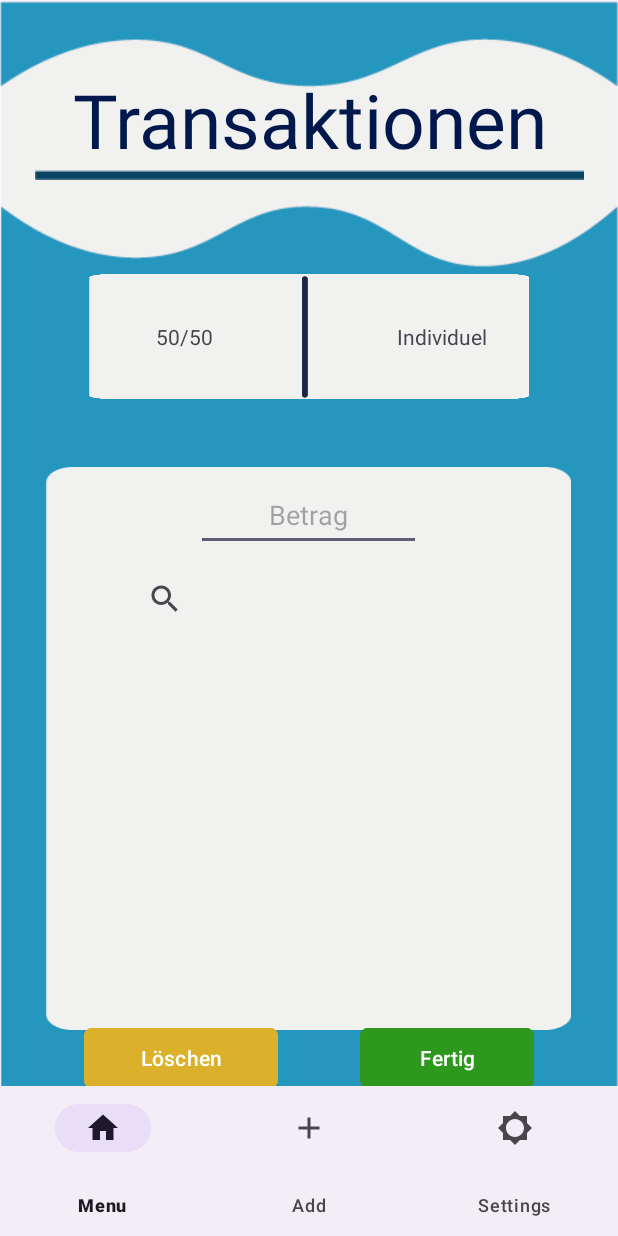
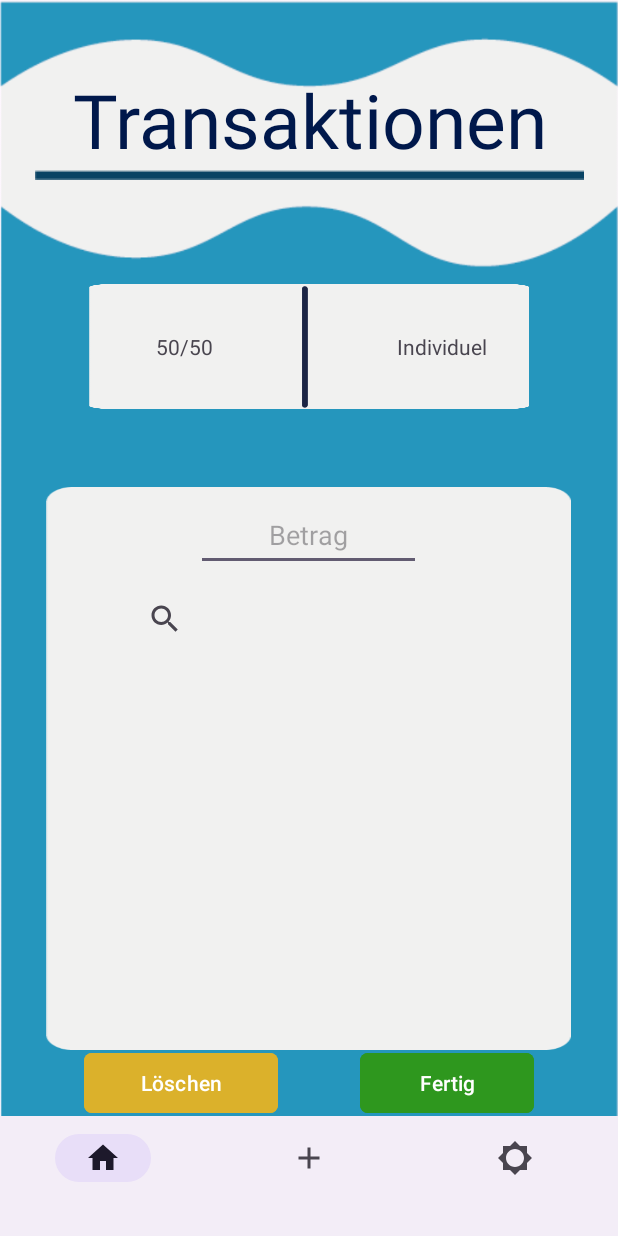
Before and after one commit to UNSERsplit/App, an Android app: the HomeActivity screen opened directly, with no data from a screen before it, item 2 of the bottom bar chosen, on a phone screen of 412 x 824 dp. Run offline under Robolectric (Android 15) with nearby library versions, the phone set to English and light mode, and no system bars; network calls fail; Roboto replaces fonts that are not available here.

Commit message:
Navbar - hid android standart navabr, modified app navbar

```diff
--- a/app/src/main/java/at/htlsaalfelden/UNSERsplit/ui/home/HomeActivity.java
+++ b/app/src/main/java/at/htlsaalfelden/UNSERsplit/ui/home/HomeActivity.java
@@ -41,6 +41,12 @@ public class HomeActivity extends AppCompatActivity {
         super.onCreate(savedInstanceState);
         EdgeToEdge.enable(this);
         setContentView(R.layout.activity_home);
+
+        View decorView = getWindow().getDecorView();
+        decorView.setSystemUiVisibility(View.SYSTEM_UI_FLAG_IMMERSIVE_STICKY
+                | View.SYSTEM_UI_FLAG_HIDE_NAVIGATION
+                | View.SYSTEM_UI_FLAG_FULLSCREEN);
+
 
         findViewById(R.id.navHome).setOnClickListener(v -> {
             Intent myIntent = new Intent(this, HomeActivity.class);
--- a/app/src/main/java/at/htlsaalfelden/UNSERsplit/ui/login/LoginActivity.java
+++ b/app/src/main/java/at/htlsaalfelden/UNSERsplit/ui/login/LoginActivity.java
@@ -6,6 +6,7 @@ import android.content.Intent;
 import android.os.Bundle;
 import android.transition.Explode;
 import android.transition.Fade;
+import android.view.View;
 import android.widget.EditText;
 
 import androidx.activity.EdgeToEdge;
@@ -35,6 +36,11 @@ public class LoginActivity extends AppCompatActivity {
         super.onCreate(savedInstanceState);
         EdgeToEdge.enable(this);
         setContentView(R.layout.activity_login);
+
+        View decorView = getWindow().getDecorView();
+        decorView.setSystemUiVisibility(View.SYSTEM_UI_FLAG_IMMERSIVE_STICKY
+                | View.SYSTEM_UI_FLAG_HIDE_NAVIGATION
+                | View.SYSTEM_UI_FLAG_FULLSCREEN);
 
         var ctx = this;
 
--- a/app/src/main/java/at/htlsaalfelden/UNSERsplit/ui/register/RegisterActivity.java
+++ b/app/src/main/java/at/htlsaalfelden/UNSERsplit/ui/register/RegisterActivity.java
@@ -6,6 +6,7 @@ import android.os.Bundle;
 import android.transition.Explode;
 import android.transition.Fade;
 import android.transition.Slide;
+import android.view.View;
 import android.view.Window;
 import android.widget.EditText;
 
@@ -37,6 +38,11 @@ public class RegisterActivity extends AppCompatActivity {
         super.onCreate(savedInstanceState);
         EdgeToEdge.enable(this);
         setContentView(R.layout.activity_register);
+
+        View decorView = getWindow().getDecorView();
+        decorView.setSystemUiVisibility(View.SYSTEM_UI_FLAG_IMMERSIVE_STICKY
+                | View.SYSTEM_UI_FLAG_HIDE_NAVIGATION
+                | View.SYSTEM_UI_FLAG_FULLSCREEN);
 
         var ctx = this;
 
--- a/app/src/main/java/at/htlsaalfelden/UNSERsplit/ui/settings/SettingsActivity.java
+++ b/app/src/main/java/at/htlsaalfelden/UNSERsplit/ui/settings/SettingsActivity.java
@@ -9,6 +9,7 @@ import android.transition.Explode;
 import android.transition.Fade;
 import android.transition.Slide;
 import android.util.DisplayMetrics;
+import android.view.View;
 import android.view.ViewGroup;
 import android.view.Window;
 import android.widget.Button;
@@ -35,6 +36,11 @@ public class SettingsActivity extends AppCompatActivity {
         super.onCreate(savedInstanceState);
         EdgeToEdge.enable(this);
         setContentView(R.layout.activity_settings);
+
+        View decorView = getWindow().getDecorView();
+        decorView.setSystemUiVisibility(View.SYSTEM_UI_FLAG_IMMERSIVE_STICKY
+                | View.SYSTEM_UI_FLAG_HIDE_NAVIGATION
+                | View.SYSTEM_UI_FLAG_FULLSCREEN);
 
         ConstraintLayout layout = findViewById(R.id.contentLayout);
         ViewGroup.LayoutParams params = layout.getLayoutParams();
--- a/app/src/main/java/at/htlsaalfelden/UNSERsplit/ui/transaction/TransactionActivity.java
+++ b/app/src/main/java/at/htlsaalfelden/UNSERsplit/ui/transaction/TransactionActivity.java
@@ -28,6 +28,11 @@ public class TransactionActivity extends AppCompatActivity {
         super.onCreate(savedInstanceState);
         EdgeToEdge.enable(this);
         setContentView(R.layout.activity_add_transaction);
+
+        View decorView = getWindow().getDecorView();
+        decorView.setSystemUiVisibility(View.SYSTEM_UI_FLAG_IMMERSIVE_STICKY
+                | View.SYSTEM_UI_FLAG_HIDE_NAVIGATION
+                | View.SYSTEM_UI_FLAG_FULLSCREEN);
 
         findViewById(R.id.navHome).setOnClickListener(v -> {
             Intent myIntent = new Intent(this, HomeActivity.class);
--- a/app/src/main/res/layout/activity_add_transaction.xml
+++ b/app/src/main/res/layout/activity_add_transaction.xml
@@ -212,8 +212,8 @@
 
     <com.google.android.material.bottomnavigation.BottomNavigationView
         android:id="@+id/bottomNavigationView"
-        android:layout_width="wrap_content"
-        android:layout_height="100dp"
+        android:layout_width="match_parent"
+        android:layout_height="wrap_content"
         app:layout_constraintBottom_toBottomOf="parent"
         app:layout_constraintEnd_toEndOf="parent"
         app:layout_constraintStart_toStartOf="parent"
--- a/app/src/main/res/menu/button_nav_menu.xml
+++ b/app/src/main/res/menu/button_nav_menu.xml
@@ -4,13 +4,13 @@
     <item
         android:id="@+id/navHome"
         android:icon="@drawable/baseline_home_24"
-        android:title="Menu" />
+        android:title="" />
     <item
         android:id="@+id/navAdd"
         android:icon="@drawable/baseline_add_24"
-        android:title="Add" />
+        android:title="" />
     <item
         android:id="@+id/navSettings"
         android:icon="@drawable/baseline_brightness_low_24"
-        android:title="Settings" />
+        android:title="" />
 </menu>
```
